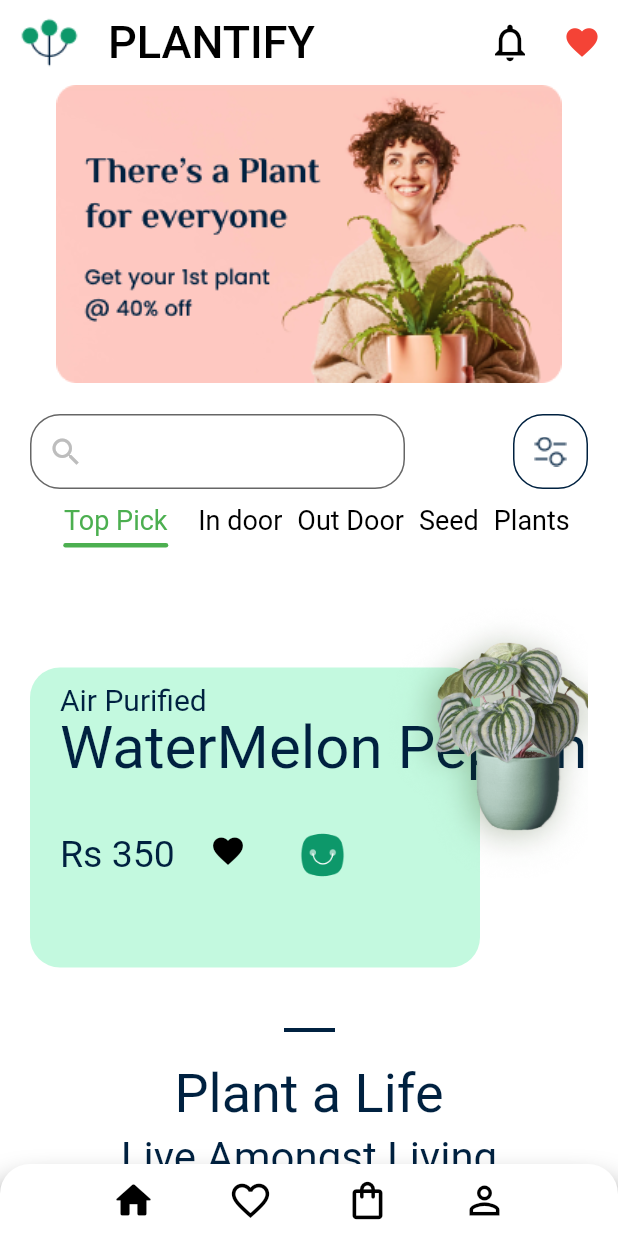
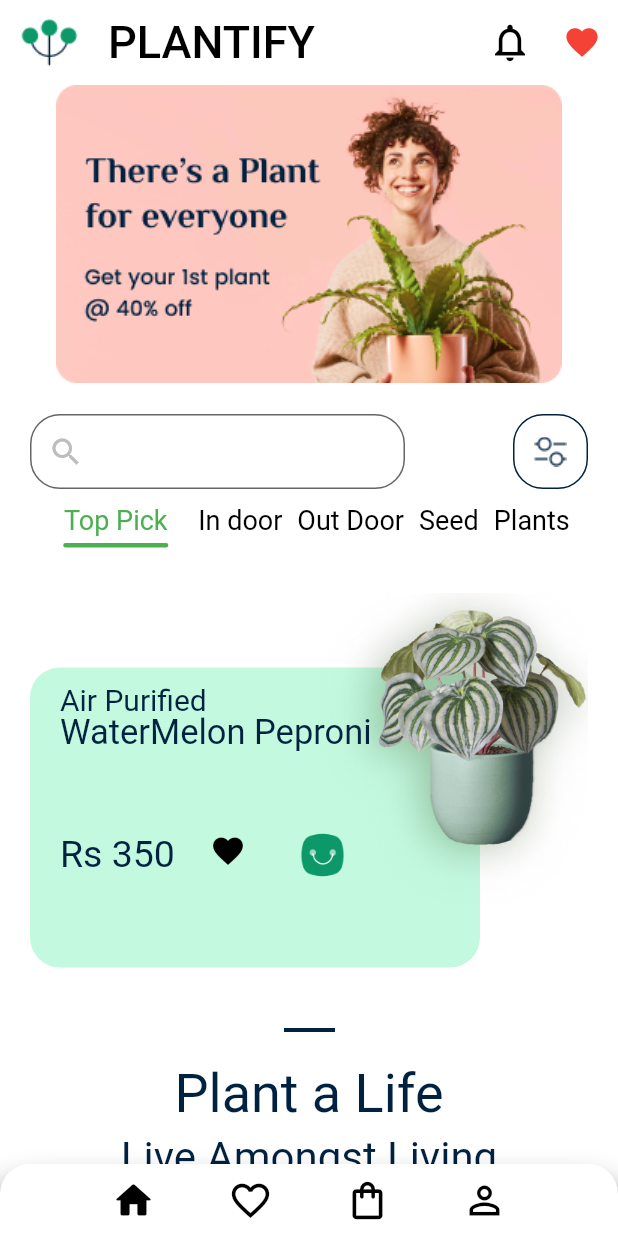
Before and after one commit to moizkhan122/Mid_hakathon_5Jan, a Flutter app: the HomePage screen opened directly, on a phone screen of 412 x 824 dp. Run offline on Flutter 3.47's test engine with Material 2 defaults, Android fonts, the phone set to English and light mode, and no system bars; our stand-ins replace firebase_auth, firebase_core, fluttertoast; accounts and stored records are empty.

Commit message:
today update 7 jan

```diff
--- a/flutter_application_1/lib/Screens/Home/HomePage.dart
+++ b/flutter_application_1/lib/Screens/Home/HomePage.dart
@@ -22,8 +22,8 @@ class _HomePageState extends State<HomePage> with SingleTickerProviderStateMixin
   //final TabController _tabcontroller = TabController(length: 5, vsync: this);
     List<Map> productss = [
     {"Pid": "1","image" : "assets/p1.png","Pname" : "WaterMelon Peproni","Price" : "Rs 350","IsFavourite" : false},
-    {"Pid": "1","image" : "assets/p2.png","Pname" : "WaterMelon Shapater","Price" : "Rs 450","IsFavourite" : false},
-    {"Pid": "1","image" : "assets/p3.png","Pname" : "Castus","Price" : "Rs 550","IsFavourite" : false}];
+    {"Pid": "2","image" : "assets/p3.png","Pname" : "WaterMelon Shapater","Price" : "Rs 450","IsFavourite" : false},
+    {"Pid": "3","image" : "assets/p2.png","Pname" : "Castus","Price" : "Rs 550","IsFavourite" : false}];
   @override
   void initState() {
     super.initState();
@@ -51,12 +51,7 @@ class _HomePageState extends State<HomePage> with SingleTickerProviderStateMixin
           }, icon: Icon(Icons.notifications_none_outlined), color: Colors.black, iconSize: 30,),
           IconButton( onPressed: () {
                // List<Map> tempP = [];
-                productss.forEach((element) {
-                  if (element['IsFavourite']) {
-                    return FavPro.add(element);
-                  }
-                  print(FavPro);
-                });
+
                 // Navigator.push(
                 //     context,
                 //     MaterialPageRoute(
@@ -201,7 +196,7 @@ class _HomePageState extends State<HomePage> with SingleTickerProviderStateMixin
           left: 20,
           ),
           Positioned(child: Text(productss[index]['Pname'], style: TextStyle(
-            fontSize: 40,
+            fontSize: 23,
             color: AppColors.Icon_color,
           ),),
           top: 80,
@@ -215,11 +210,11 @@ class _HomePageState extends State<HomePage> with SingleTickerProviderStateMixin
           left: 20,
           ),
           Positioned(
-            bottom: 50,
+            bottom: 30,
             right: -50,
             child: Container(
-              height: 200,
-              width: 200,
+              height: 250,
+              width: 250,
               decoration: BoxDecoration(
                 image: DecorationImage(image: AssetImage(productss[index]['image']))
               ),
@@ -233,6 +228,12 @@ class _HomePageState extends State<HomePage> with SingleTickerProviderStateMixin
                         // favouriteproduct.add(products[index]);
                         setState(() {
                           productss[index]['IsFavourite'] = true;
+                          productss.forEach((element) {
+                  if (element['IsFavourite']) {
+                    return FavPro.add(element);
+                  }
+                  print(FavPro);
+                });
                         });
                       } else {
                         FavPro.remove(productss[index]);
--- a/flutter_application_1/lib/Screens/ProductHome/product.dart
+++ b/flutter_application_1/lib/Screens/ProductHome/product.dart
@@ -11,6 +11,7 @@ class product extends StatelessWidget {
 
   @override
   Widget build(BuildContext context) {
+    print(index);
     return Scaffold(
       appBar: AppBar(
         backgroundColor: l_green,
--- a/flutter_application_1/lib/main.dart
+++ b/flutter_application_1/lib/main.dart
@@ -1,6 +1,7 @@
 import 'package:firebase_core/firebase_core.dart';
 import 'package:flutter/material.dart';
 import 'package:flutter_application_1/Screens/CheckOut/Checkout.dart';
+import 'package:flutter_application_1/Screens/Home/HomePage.dart';
 import 'package:flutter_application_1/Screens/SplashScreen/SplashScreen.dart';
 import 'package:flutter_application_1/firebase_options.dart';
 import 'package:flutter_application_1/home.dart';
@@ -34,7 +35,7 @@ class MyApp extends StatelessWidget {
         primarySwatch: Colors.blue,
       ),
       debugShowCheckedModeBanner: false,
-      home:  SplashScreen()
+      home:  HomePage()
     );
   }
 }
```
Also changed, not shown: flutter_application_1/lib/Screens/CheckOut/Checkout.dart (+24 -2 lines).
